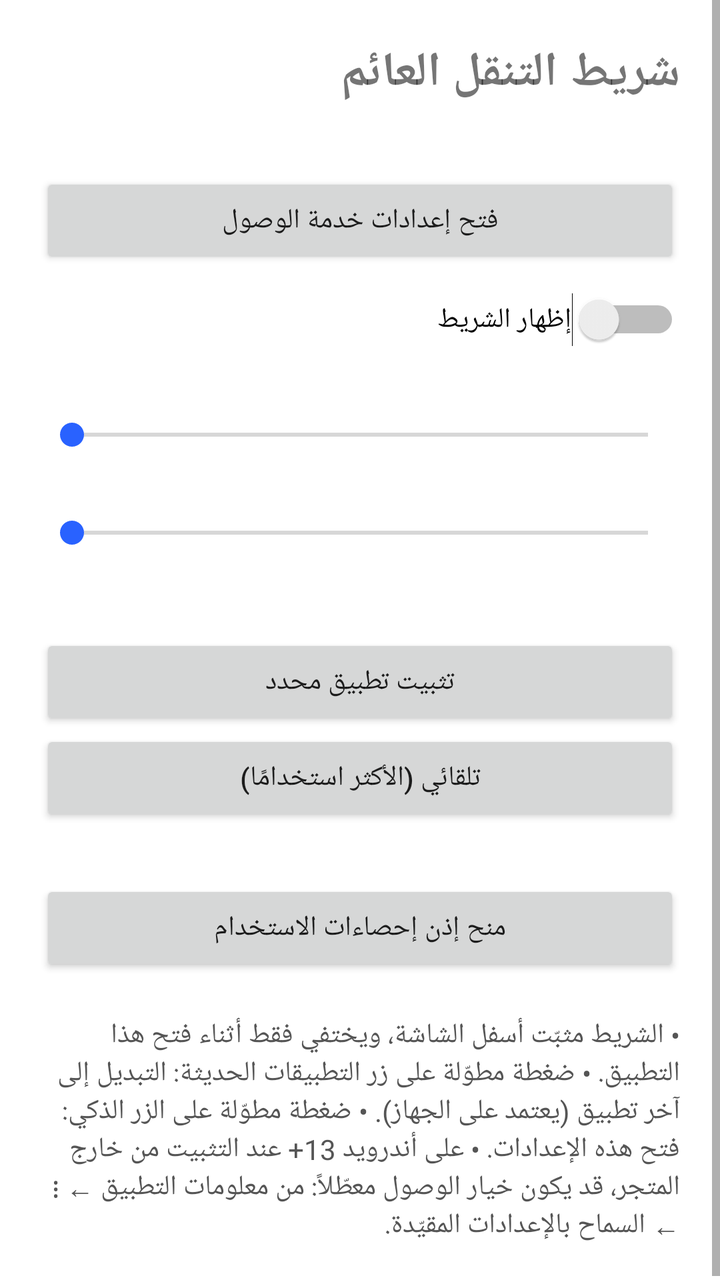
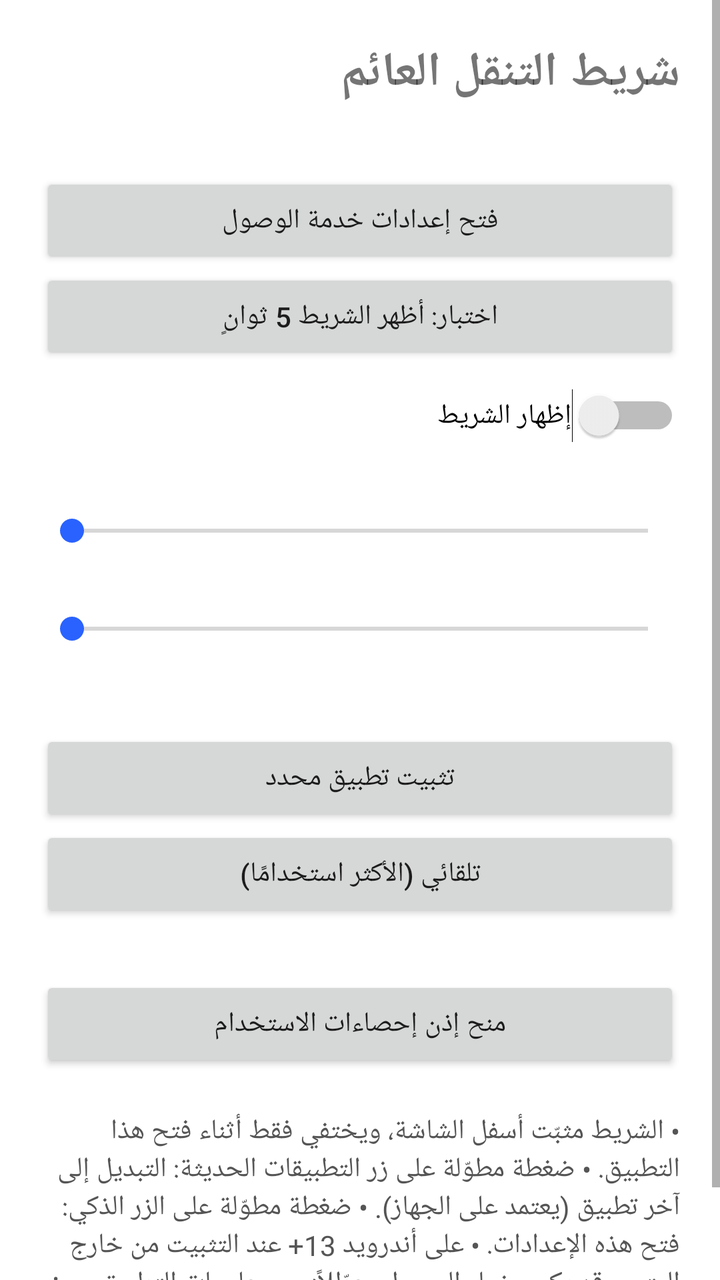

An Android layout rendered at two revisions. The XML below is the earlier revision; the diff shows what the commit changed to produce the second picture.
<!-- AndroidManifest.xml: application theme AppTheme -->
<!-- res/layout/activity_main.xml -->
<?xml version="1.0" encoding="utf-8"?>
<ScrollView xmlns:android="http://schemas.android.com/apk/res/android"
    android:layout_width="match_parent"
    android:layout_height="match_parent"
    android:fillViewport="true">

    <LinearLayout
        android:layout_width="match_parent"
        android:layout_height="wrap_content"
        android:orientation="vertical"
        android:padding="20dp">

        <TextView
            android:layout_width="match_parent"
            android:layout_height="wrap_content"
            android:text="شريط التنقل العائم"
            android:textSize="24sp"
            android:textStyle="bold" />

        <TextView
            android:id="@+id/tvStatus"
            android:layout_width="match_parent"
            android:layout_height="wrap_content"
            android:layout_marginTop="12dp"
            android:textSize="16sp" />

        <Button
            android:id="@+id/btnAccessibility"
            android:layout_width="match_parent"
            android:layout_height="wrap_content"
            android:text="فتح إعدادات خدمة الوصول" />

        <Switch
            android:id="@+id/switchEnabled"
            android:layout_width="match_parent"
            android:layout_height="wrap_content"
            android:layout_marginTop="12dp"
            android:text="إظهار الشريط" />

        <TextView
            android:id="@+id/tvSize"
            android:layout_width="match_parent"
            android:layout_height="wrap_content"
            android:layout_marginTop="16dp" />

        <SeekBar
            android:id="@+id/seekSize"
            android:layout_width="match_parent"
            android:layout_height="wrap_content" />

        <TextView
            android:id="@+id/tvAlpha"
            android:layout_width="match_parent"
            android:layout_height="wrap_content"
            android:layout_marginTop="12dp" />

        <SeekBar
            android:id="@+id/seekAlpha"
            android:layout_width="match_parent"
            android:layout_height="wrap_content" />

        <TextView
            android:id="@+id/tvSmart"
            android:layout_width="match_parent"
            android:layout_height="wrap_content"
            android:layout_marginTop="20dp"
            android:textSize="16sp" />

        <Button
            android:id="@+id/btnPick"
            android:layout_width="match_parent"
            android:layout_height="wrap_content"
            android:text="تثبيت تطبيق محدد" />

        <Button
            android:id="@+id/btnAuto"
            android:layout_width="match_parent"
            android:layout_height="wrap_content"
            android:text="تلقائي (الأكثر استخدامًا)" />

        <TextView
            android:id="@+id/tvUsage"
            android:layout_width="match_parent"
            android:layout_height="wrap_content"
            android:layout_marginTop="8dp" />

        <Button
            android:id="@+id/btnUsage"
            android:layout_width="match_parent"
            android:layout_height="wrap_content"
            android:text="منح إذن إحصاءات الاستخدام" />


        <TextView
            android:layout_width="match_parent"
            android:layout_height="wrap_content"
            android:layout_marginTop="20dp"
            android:text="• الشريط مثبّت أسفل الشاشة، ويختفي فقط أثناء فتح هذا التطبيق.
• ضغطة مطوّلة على زر التطبيقات الحديثة: التبديل إلى آخر تطبيق (يعتمد على الجهاز).
• ضغطة مطوّلة على الزر الذكي: فتح هذه الإعدادات.
• على أندرويد 13+ عند التثبيت من خارج المتجر، قد يكون خيار الوصول معطّلاً: من معلومات التطبيق ← ⋮ ← السماح بالإعدادات المقيّدة."
            android:textColor="#555555"
            android:textSize="14sp" />
    </LinearLayout>
</ScrollView>
<!-- resources referenced by this layout -->
<resources>
  <style name="AppTheme" parent="android:Theme.Material.Light.NoActionBar">
          <item name="android:colorAccent">#2962FF</item>
          <item name="android:colorPrimary">#2962FF</item>
          <item name="android:windowBackground">#FFFFFF</item>
      </style>
</resources>

<!-- the commit's change to res/layout/activity_main.xml (unified diff, before → after) -->
@@ -29,6 +29,12 @@
             android:layout_width="match_parent"
             android:layout_height="wrap_content"
             android:text="فتح إعدادات خدمة الوصول" />
+
+        <Button
+            android:id="@+id/btnTest"
+            android:layout_width="match_parent"
+            android:layout_height="wrap_content"
+            android:text="اختبار: أظهر الشريط 5 ثوانٍ" />
 
         <Switch
             android:id="@+id/switchEnabled"
